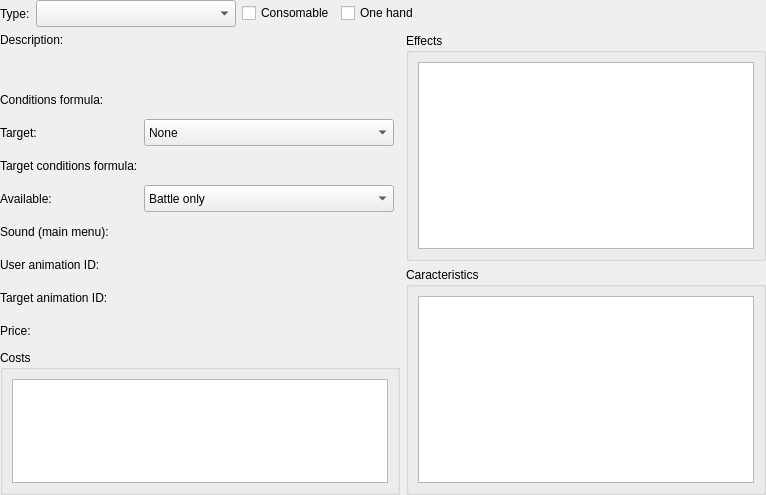
Before: the Qt Designer form CustomWidgets/paneldatascommonskillitem.ui in RPG-Paper-Maker/RPG-Paper-Maker, drawn with Qt 5.
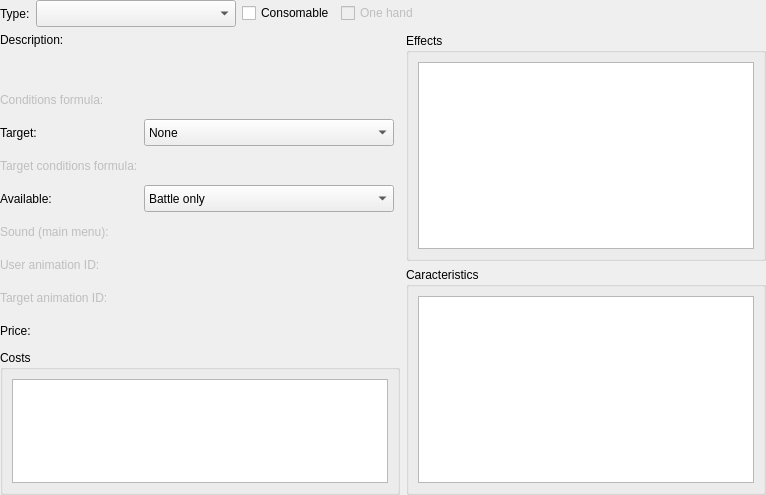
After: the same form once the commit is applied. Custom widgets are drawn as their Qt base class.

What changed in the file:
```diff
--- a/CustomWidgets/paneldatascommonskillitem.ui
+++ b/CustomWidgets/paneldatascommonskillitem.ui
@@ -62,6 +62,9 @@
        </item>
        <item>
         <widget class="QCheckBox" name="checkBoxOneHand">
+         <property name="enabled">
+          <bool>false</bool>
+         </property>
          <property name="text">
           <string>One hand</string>
          </property>
@@ -129,6 +132,9 @@
            </item>
            <item row="3" column="0">
             <widget class="QLabel" name="labelConditions">
+             <property name="enabled">
+              <bool>false</bool>
+             </property>
              <property name="text">
               <string>Conditions formula:</string>
              </property>
@@ -189,6 +195,9 @@
            </item>
            <item row="5" column="0">
             <widget class="QLabel" name="labelTargetConditions">
+             <property name="enabled">
+              <bool>false</bool>
+             </property>
              <property name="text">
               <string>Target conditions formula:</string>
              </property>
@@ -255,6 +264,9 @@
            </item>
            <item row="7" column="0">
             <widget class="QLabel" name="labelSound">
+             <property name="enabled">
+              <bool>false</bool>
+             </property>
              <property name="text">
               <string>Sound (main menu):</string>
              </property>
@@ -278,6 +290,9 @@
            </item>
            <item row="8" column="0">
             <widget class="QLabel" name="labelUserAnimation">
+             <property name="enabled">
+              <bool>false</bool>
+             </property>
              <property name="text">
               <string>User animation ID:</string>
              </property>
@@ -301,6 +316,9 @@
            </item>
            <item row="9" column="0">
             <widget class="QLabel" name="labelTargetAnimation">
+             <property name="enabled">
+              <bool>false</bool>
+             </property>
              <property name="text">
               <string>Target animation ID:</string>
              </property>
```
Left out of the diff: 15 changed lines with no effect on the pictures.
